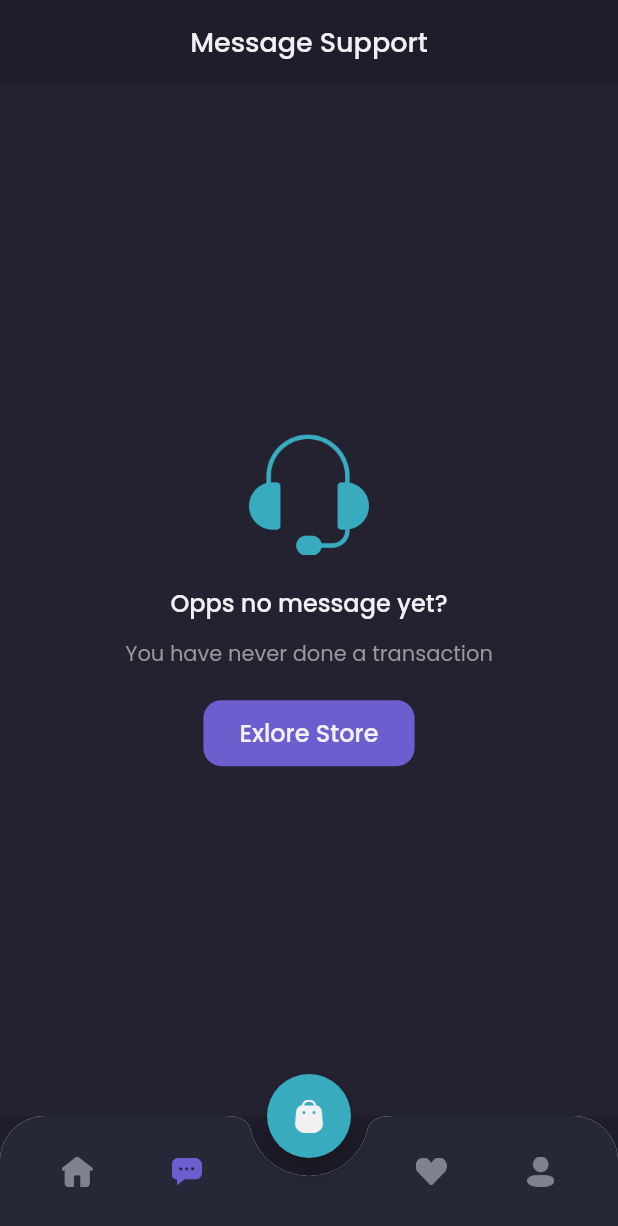
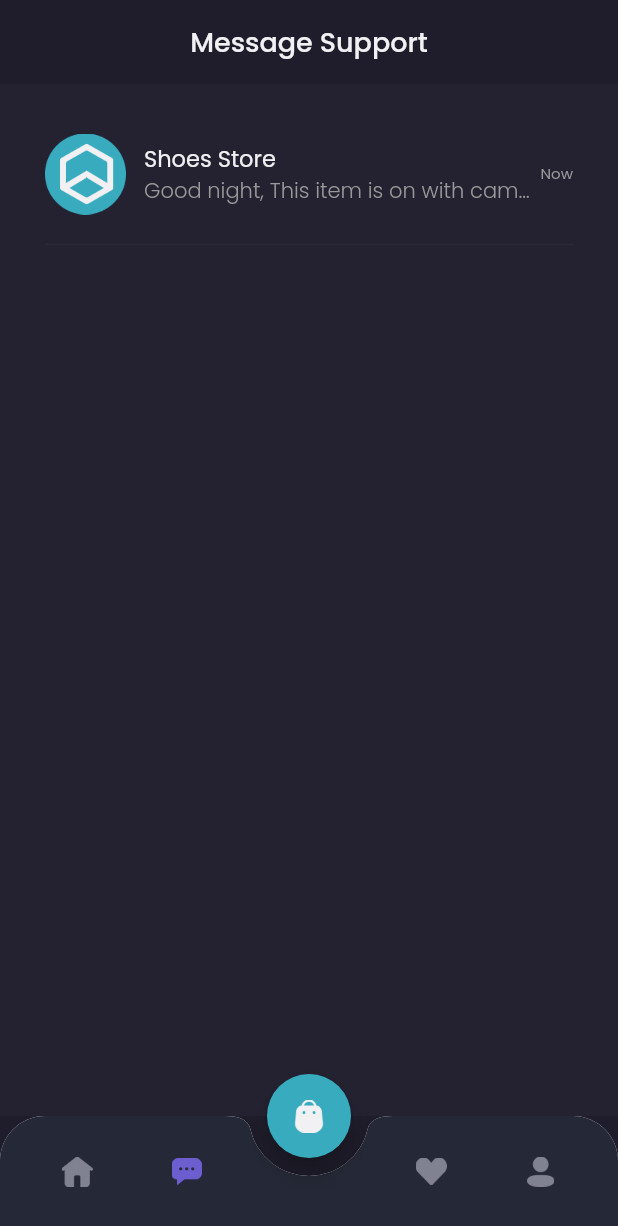
Before and after one commit to ullum/shamos, a Flutter app: the MainPage screen opened by its route, item 2 of the bottom bar chosen, on a phone screen of 412 x 824 dp. Shown: the top 1226 px of the screen. Run offline on Flutter 3.47's test engine with Material 2 defaults, Android fonts, the phone set to English and light mode, and no system bars; our stand-ins replace google_fonts.

Commit message:
18 chat page bagian content

```diff
--- a/lib/pages/home/chat_page.dart
+++ b/lib/pages/home/chat_page.dart
@@ -1,5 +1,6 @@
 import 'package:flutter/material.dart';
 import 'package:shamos/theme.dart';
+import 'package:shamos/widget/chat_tile.dart';
 
 class ChatPage extends StatelessWidget {
   const ChatPage({Key key}) : super(key: key);
@@ -22,7 +23,7 @@ class ChatPage extends StatelessWidget {
       );
     }
 
-    Widget content() {
+    Widget emptyChat() {
       return Expanded(
         child: Container(
           width: double.infinity,
@@ -77,9 +78,27 @@ class ChatPage extends StatelessWidget {
       );
     }
 
+    Widget content() {
+      return Expanded(
+        child: Container(
+          width: double.infinity,
+          color: backgroundColor3,
+          child: ListView(
+            padding: EdgeInsets.symmetric(
+              horizontal: defaultMargin,
+            ),
+            children: [
+              ChatTile(),
+            ],
+          ),
+        ),
+      );
+    }
+
     return Column(
       children: [
         header(),
+        // emptyChat(),
         content(),
       ],
     );
--- /dev/null
+++ b/lib/widget/chat_tile.dart
@@ -0,0 +1,57 @@
+import 'package:flutter/material.dart';
+import 'package:shamos/theme.dart';
+
+class ChatTile extends StatelessWidget {
+  const ChatTile({Key key}) : super(key: key);
+
+  @override
+  Widget build(BuildContext context) {
+    return Container(
+      margin: EdgeInsets.only(top: 33),
+      child: Column(
+        children: [
+          Row(
+            children: [
+              Image.asset(
+                'assets/icon_shop_logo.png',
+                width: 54,
+              ),
+              SizedBox(width: 12),
+              Expanded(
+                child: Column(
+                  crossAxisAlignment: CrossAxisAlignment.start,
+                  children: [
+                    Text(
+                      'Shoes Store',
+                      style: primaryTextStyle.copyWith(
+                        fontSize: 15,
+                      ),
+                    ),
+                    Text(
+                      'Good night, This item is on with camera',
+                      style: secondTextStyle.copyWith(
+                        fontWeight: light,
+                      ),
+                      overflow: TextOverflow.ellipsis,
+                    ),
+                  ],
+                ),
+              ),
+              Text(
+                'Now',
+                style: secondTextStyle.copyWith(
+                  fontSize: 10,
+                ),
+              ),
+            ],
+          ),
+          SizedBox(height: 12),
+          Divider(
+            thickness: 1,
+            color: Color(0xff2B2939),
+          )
+        ],
+      ),
+    );
+  }
+}
```
Also changed, not shown: assets/icon_shop_logo.png (renamed from assets/icon_shoes_logo.png).
